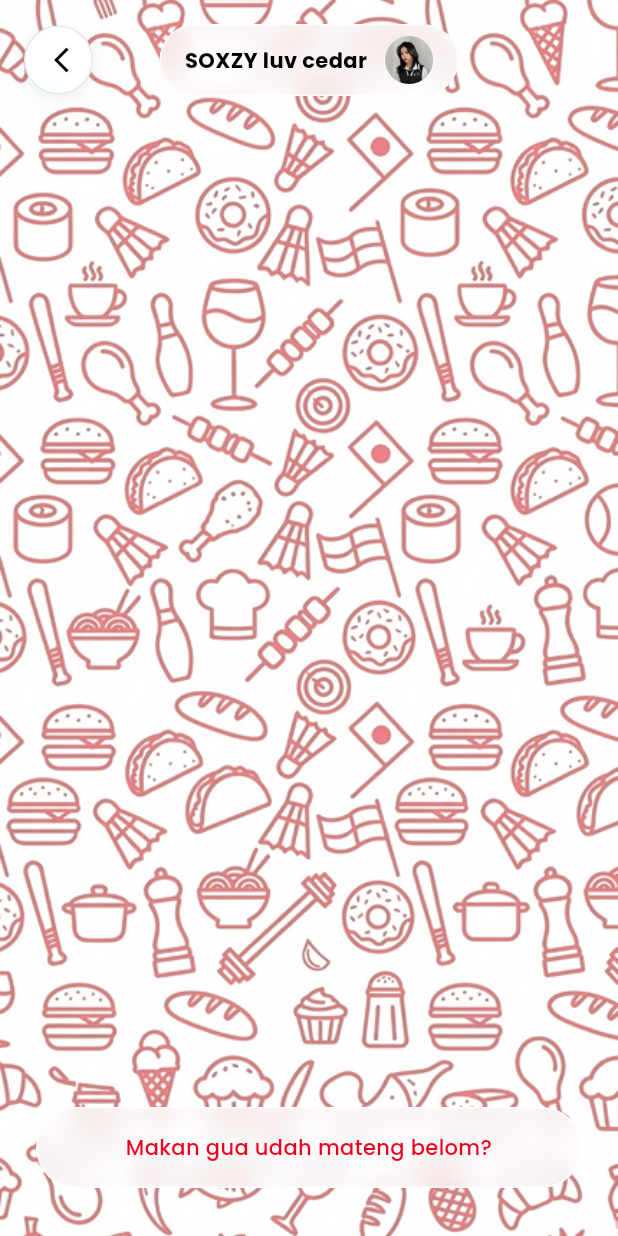
After one commit to Zuuru/CariMakan, a Flutter app: the TrackerTakeawayPage screen opened directly, after a tap on the "chat bubble" icon, on a phone screen of 412 x 824 dp. The commit adds this screen. Run offline on Flutter 3.47's test engine with Material 3 defaults, Android fonts, the phone set to English and light mode, and no system bars; our stand-ins replace cloud_firestore, firebase_auth, firebase_core, flutter_map, geocoding, geolocator and 3 more; missing offline and left inert: mobile_scanner, wechat_assets_picker; accounts and stored records are empty.

Commit message:
feat: add ChatPage UI and link it from TrackerTakeawayPage chat button

```diff
--- /dev/null
+++ b/lib/features/pesanan/presentation/pages/chat_page.dart
@@ -0,0 +1,119 @@
+import 'dart:ui';
+import 'package:flutter/material.dart';
+import 'package:google_fonts/google_fonts.dart';
+import 'package:carimakan/core/widgets/custom_back_button.dart';
+
+class ChatPage extends StatelessWidget {
+  final String restoName;
+  final String restoImage;
+
+  const ChatPage({
+    Key? key,
+    required this.restoName,
+    required this.restoImage,
+  }) : super(key: key);
+
+  @override
+  Widget build(BuildContext context) {
+    return Scaffold(
+      backgroundColor: Colors.white,
+      body: Stack(
+        children: [
+          // Pattern Background
+          Positioned.fill(
+            child: Image.asset(
+              'assets/images/background/bg 2.png',
+              fit: BoxFit.cover,
+            ),
+          ),
+
+          // Top App Bar Area
+          Positioned(
+            top: MediaQuery.of(context).padding.top + 16,
+            left: 16,
+            right: 16,
+            child: Stack(
+              alignment: Alignment.center,
+              children: [
+                const Align(
+                  alignment: Alignment.centerLeft,
+                  child: CustomBackButton(),
+                ),
+                ClipRRect(
+                  borderRadius: BorderRadius.circular(40),
+                  child: BackdropFilter(
+                    filter: ImageFilter.blur(sigmaX: 10, sigmaY: 10),
+                    child: Container(
+                      height: 48,
+                      padding: const EdgeInsets.symmetric(horizontal: 16),
+                      decoration: BoxDecoration(
+                        color: Colors.white.withOpacity(0.6),
+                        borderRadius: BorderRadius.circular(40),
+                        border: Border.all(
+                          color: Colors.white.withOpacity(0.8),
+                          width: 1,
+                        ),
+                      ),
+                      child: Row(
+                        mainAxisSize: MainAxisSize.min,
+                        children: [
+                          Text(
+                            restoName,
+                            style: GoogleFonts.poppins(
+                              fontWeight: FontWeight.bold,
+                              fontSize: 14,
+                              color: Colors.black,
+                            ),
+                          ),
+                          const SizedBox(width: 12),
+                          CircleAvatar(
+                            radius: 16,
+                            backgroundImage: AssetImage(restoImage),
+                            backgroundColor: Colors.grey[200],
+                          ),
+                        ],
+                      ),
+                    ),
+                  ),
+                ),
+              ],
+            ),
+          ),
+
+          // Bottom Input Field
+          Positioned(
+            bottom: MediaQuery.of(context).padding.bottom + 32,
+            left: 24,
+            right: 24,
+            child: ClipRRect(
+              borderRadius: BorderRadius.circular(40),
+              child: BackdropFilter(
+                filter: ImageFilter.blur(sigmaX: 10, sigmaY: 10),
+                child: Container(
+                  padding: const EdgeInsets.symmetric(horizontal: 24, vertical: 16),
+                  decoration: BoxDecoration(
+                    color: Colors.white.withOpacity(0.6),
+                    borderRadius: BorderRadius.circular(40),
+                    border: Border.all(
+                      color: Colors.white.withOpacity(0.8),
+                      width: 1,
+                    ),
+                  ),
+                  child: Text(
+                    'Makan gua udah mateng belom?',
+                    style: GoogleFonts.poppins(
+                      color: const Color(0xFFED001E), // Red color as in the design
+                      fontWeight: FontWeight.w500,
+                      fontSize: 14,
+                    ),
+                    textAlign: TextAlign.center,
+                  ),
+                ),
+              ),
+            ),
+          ),
+        ],
+      ),
+    );
+  }
+}
--- a/lib/features/pesanan/presentation/pages/tracker_takeaway_page.dart
+++ b/lib/features/pesanan/presentation/pages/tracker_takeaway_page.dart
@@ -1,6 +1,7 @@
 import 'package:flutter/material.dart';
 import 'package:google_fonts/google_fonts.dart';
 import 'package:carimakan/core/widgets/custom_back_button.dart';
+import 'chat_page.dart';
 
 class TrackerTakeawayPage extends StatefulWidget {
   const TrackerTakeawayPage({Key? key}) : super(key: key);
@@ -349,7 +350,19 @@ class _TrackerTakeawayPageState extends State<TrackerTakeawayPage> {
           ),
           const SizedBox(width: 12),
           // Chat Button
-          Container(
+          GestureDetector(
+            onTap: () {
+              Navigator.push(
+                context,
+                MaterialPageRoute(
+                  builder: (context) => const ChatPage(
+                    restoName: 'SOXZY luv cedar',
+                    restoImage: 'assets/images/profile.png',
+                  ),
+                ),
+              );
+            },
+            child: Container(
               width: 40,
               height: 40,
               decoration: BoxDecoration(
@@ -363,6 +376,7 @@ class _TrackerTakeawayPageState extends State<TrackerTakeawayPage> {
                 size: 20,
               ),
             ),
+          ),
         ],
       ),
     );
```
Lines whose indentation alone changed are shown as unchanged.
